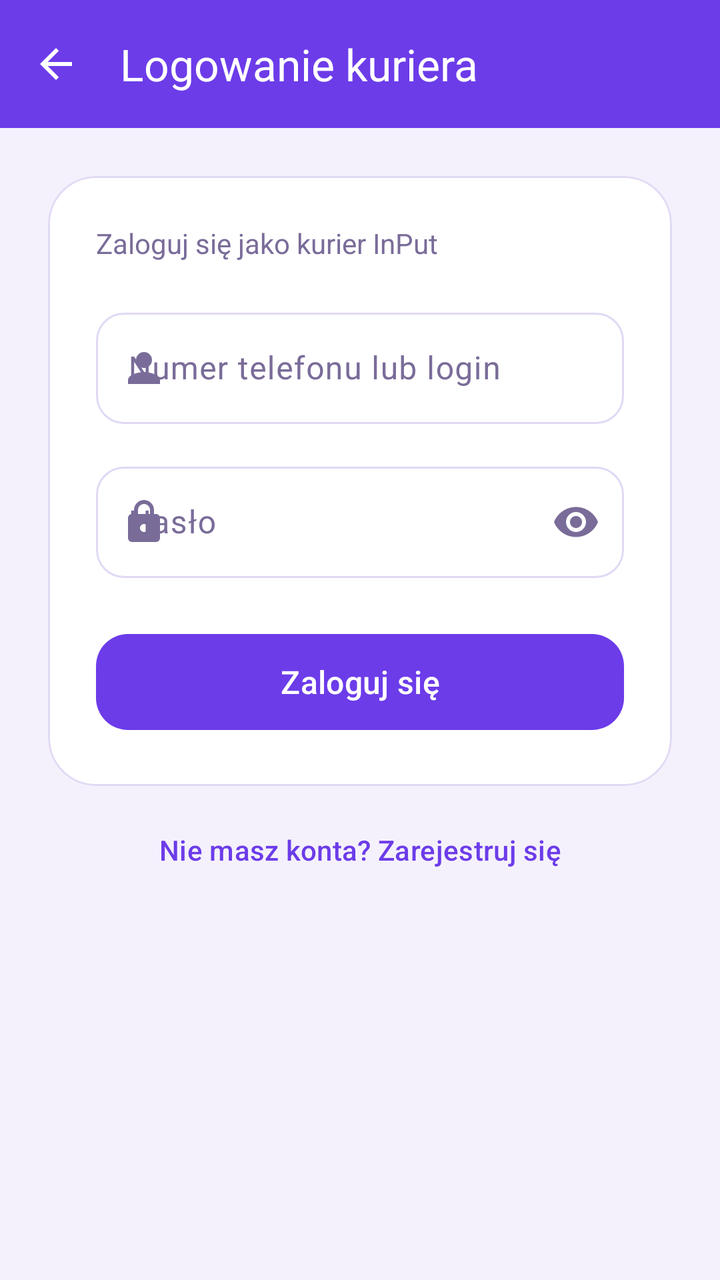
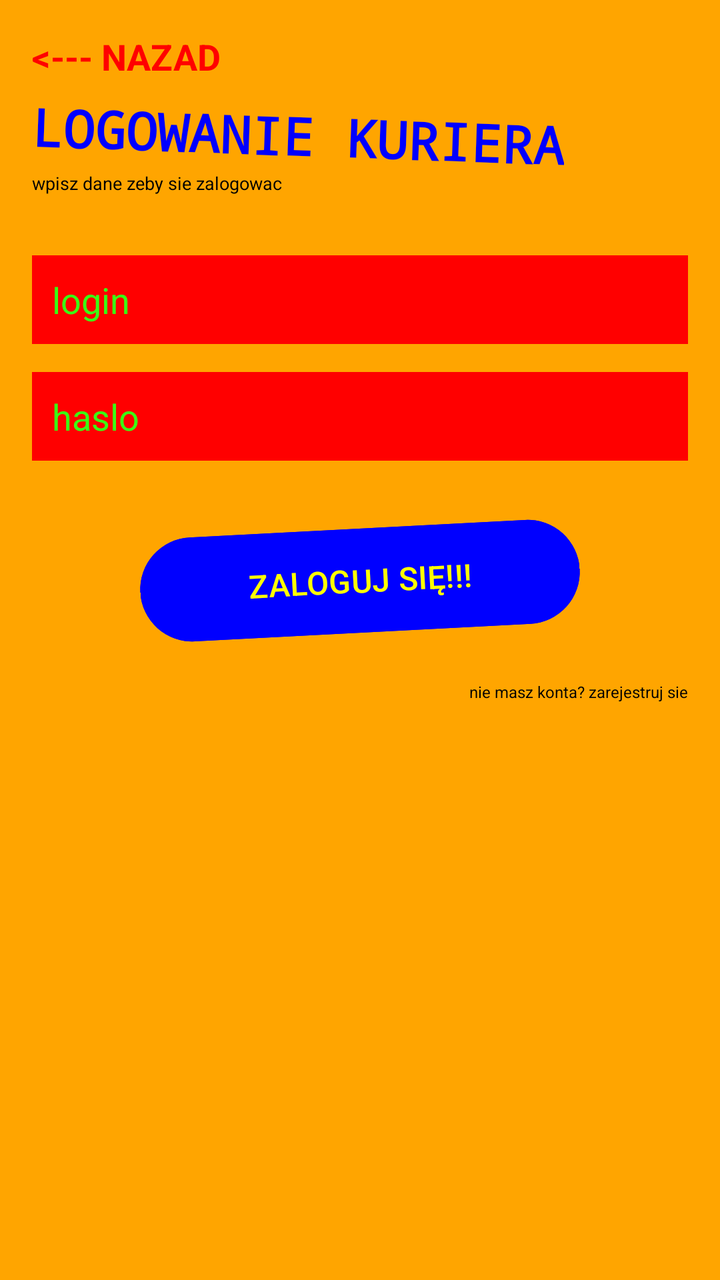

Compare the two renders of this Android layout. The source of the first and the diff that turns it into the second are given below.
<!-- AndroidManifest.xml: application theme Theme.DemoEmptyActivity -->
<!-- res/layout/activity_login_courier.xml -->
<?xml version="1.0" encoding="utf-8"?>
<LinearLayout xmlns:android="http://schemas.android.com/apk/res/android"
        xmlns:app="http://schemas.android.com/apk/res-auto"
        xmlns:tools="http://schemas.android.com/tools"
        android:id="@+id/main"
        android:layout_width="match_parent"
        android:layout_height="match_parent"
        android:orientation="vertical"
        android:background="@color/purple_background"
        tools:context=".LoginCourierActivity">

    <com.google.android.material.appbar.MaterialToolbar
            android:id="@+id/toolbar"
            android:layout_width="match_parent"
            android:layout_height="?attr/actionBarSize"
            android:background="@color/purple_primary"
            app:title="Logowanie kuriera"
            app:titleTextColor="@color/white"
            app:navigationIcon="@drawable/ic_arrow_back"
            app:navigationIconTint="@color/white" />

    <androidx.core.widget.NestedScrollView
            android:layout_width="match_parent"
            android:layout_height="match_parent">

        <LinearLayout
                android:layout_width="match_parent"
                android:layout_height="wrap_content"
                android:orientation="vertical"
                android:padding="24dp">

            <com.google.android.material.card.MaterialCardView
                    android:layout_width="match_parent"
                    android:layout_height="wrap_content"
                    app:cardCornerRadius="24dp"
                    app:cardElevation="0dp"
                    app:strokeWidth="1dp"
                    app:strokeColor="@color/outline"
                    app:cardBackgroundColor="@color/surface">

                <LinearLayout
                        android:layout_width="match_parent"
                        android:layout_height="wrap_content"
                        android:orientation="vertical"
                        android:padding="24dp">

                    <TextView
                            android:layout_width="wrap_content"
                            android:layout_height="wrap_content"
                            android:text="Zaloguj się jako kurier InPut"
                            android:textSize="14sp"
                            android:textColor="@color/text_muted"
                            android:layout_marginBottom="20dp" />

                    <com.google.android.material.textfield.TextInputLayout
                            android:id="@+id/tilLogin"
                            style="@style/Widget.Material3.TextInputLayout.OutlinedBox"
                            android:layout_width="match_parent"
                            android:layout_height="wrap_content"
                            android:hint="Numer telefonu lub login"
                            app:startIconDrawable="@drawable/ic_person"
                            app:boxCornerRadiusTopStart="14dp"
                            app:boxCornerRadiusTopEnd="14dp"
                            app:boxCornerRadiusBottomStart="14dp"
                            app:boxCornerRadiusBottomEnd="14dp"
                            android:layout_marginBottom="16dp">

                        <com.google.android.material.textfield.TextInputEditText
                                android:id="@+id/etLogin"
                                android:layout_width="match_parent"
                                android:layout_height="wrap_content"
                                android:inputType="text" />
                    </com.google.android.material.textfield.TextInputLayout>

                    <com.google.android.material.textfield.TextInputLayout
                            android:id="@+id/tilPassword"
                            style="@style/Widget.Material3.TextInputLayout.OutlinedBox"
                            android:layout_width="match_parent"
                            android:layout_height="wrap_content"
                            android:hint="Hasło"
                            app:startIconDrawable="@drawable/ic_lock"
                            app:endIconMode="password_toggle"
                            app:boxCornerRadiusTopStart="14dp"
                            app:boxCornerRadiusTopEnd="14dp"
                            app:boxCornerRadiusBottomStart="14dp"
                            app:boxCornerRadiusBottomEnd="14dp"
                            android:layout_marginBottom="24dp">

                        <com.google.android.material.textfield.TextInputEditText
                                android:id="@+id/etPassword"
                                android:layout_width="match_parent"
                                android:layout_height="wrap_content"
                                android:inputType="textPassword" />
                    </com.google.android.material.textfield.TextInputLayout>

                    <com.google.android.material.button.MaterialButton
                            android:id="@+id/btnSubmit"
                            android:layout_width="match_parent"
                            android:layout_height="56dp"
                            android:text="Zaloguj się"
                            android:textSize="16sp"
                            android:textAllCaps="false"
                            app:cornerRadius="16dp" />

                </LinearLayout>
            </com.google.android.material.card.MaterialCardView>

            <com.google.android.material.button.MaterialButton
                    android:id="@+id/tvGoRegister"
                    style="@style/Widget.Material3.Button.TextButton"
                    android:layout_width="match_parent"
                    android:layout_height="wrap_content"
                    android:layout_marginTop="8dp"
                    android:text="Nie masz konta? Zarejestruj się"
                    android:textColor="@color/purple_primary"
                    android:textAllCaps="false" />

        </LinearLayout>
    </androidx.core.widget.NestedScrollView>

</LinearLayout>
<!-- resources referenced by this layout -->
<resources>
  <color name="outline">#E1D9F5</color>
  <color name="purple_background">#F5F1FC</color>
  <color name="purple_primary">#6C3CE9</color>
  <color name="surface">#FFFFFF</color>
  <color name="text_muted">#7A6C99</color>
  <color name="white">#FFFFFFFF</color>
  <!-- drawable ic_arrow_back (drawable) -->
  <vector xmlns:android="http://schemas.android.com/apk/res/android"
      android:width="24dp"
      android:height="24dp"
      android:viewportWidth="24"
      android:viewportHeight="24"
      android:tint="#FFFFFF">
      <path
          android:fillColor="#FF000000"
          android:pathData="M20,11H7.83l5.59,-5.59L12,4l-8,8 8,8 1.41,-1.41L7.83,13H20v-2z"/>
  </vector>
  <!-- drawable ic_lock (drawable) -->
  <vector xmlns:android="http://schemas.android.com/apk/res/android"
      android:width="24dp"
      android:height="24dp"
      android:viewportWidth="24"
      android:viewportHeight="24">
      <path
          android:fillColor="#FF000000"
          android:pathData="M18,8h-1L17,6c0,-2.76 -2.24,-5 -5,-5S7,3.24 7,6v2L6,8c-1.1,0 -2,0.9 -2,2v10c0,1.1 0.9,2 2,2h12c1.1,0 2,-0.9 2,-2L20,10c0,-1.1 -0.9,-2 -2,-2zM9,6c0,-1.66 1.34,-3 3,-3s3,1.34 3,3v2L9,8L9,6zM12,17c-1.1,0 -2,-0.9 -2,-2s0.9,-2 2,-2 2,0.9 2,2 -0.9,2 -2,2z"/>
  </vector>
  <!-- drawable ic_person (drawable) -->
  <vector xmlns:android="http://schemas.android.com/apk/res/android"
      android:width="24dp"
      android:height="24dp"
      android:viewportWidth="24"
      android:viewportHeight="24">
      <path
          android:fillColor="#FF000000"
          android:pathData="M12,12c2.21,0 4,-1.79 4,-4s-1.79,-4 -4,-4 -4,1.79 -4,4 1.79,4 4,4zM12,14c-2.67,0 -8,1.34 -8,4v2h16v-2c0,-2.66 -5.33,-4 -8,-4z"/>
  </vector>
  <style name="Theme.DemoEmptyActivity" parent="Base.Theme.DemoEmptyActivity" />
  <style name="Base.Theme.DemoEmptyActivity" parent="Theme.Material3.DayNight.NoActionBar">
          <item name="colorPrimary">@color/purple_primary</item>
          <item name="colorPrimaryDark">@color/purple_primary_dark</item>
          <item name="colorOnPrimary">@color/white</item>
          <item name="colorPrimaryContainer">@color/purple_container</item>
          <item name="colorOnPrimaryContainer">@color/text_dark</item>
          <item name="colorSecondary">@color/purple_primary</item>
          <item name="colorSurface">@color/surface</item>
          <item name="colorOnSurface">@color/text_dark</item>
          <item name="colorOnSurfaceVariant">@color/text_muted</item>
          <item name="colorOutline">@color/outline</item>
          <item name="android:windowBackground">@color/purple_background</item>
      </style>
  <color name="purple_primary_dark">#4B2AAE</color>
  <color name="purple_container">#EDE4FB</color>
  <color name="text_dark">#241442</color>
</resources>

<!-- the commit's change to res/layout/activity_login_courier.xml (unified diff, before → after) -->
@@ -1,121 +1,91 @@
 <?xml version="1.0" encoding="utf-8"?>
 <LinearLayout xmlns:android="http://schemas.android.com/apk/res/android"
-        xmlns:app="http://schemas.android.com/apk/res-auto"
         xmlns:tools="http://schemas.android.com/tools"
         android:id="@+id/main"
         android:layout_width="match_parent"
         android:layout_height="match_parent"
         android:orientation="vertical"
-        android:background="@color/purple_background"
+        android:padding="16dp"
+        android:background="@color/orange"
         tools:context=".LoginCourierActivity">
 
-    <com.google.android.material.appbar.MaterialToolbar
-            android:id="@+id/toolbar"
+    <TextView
+            android:id="@+id/btnBack"
+            android:layout_width="wrap_content"
+            android:layout_height="wrap_content"
+            android:text="&lt;--- NAZAD"
+            android:textColor="@color/bright_red"
+            android:textSize="18sp"
+            android:textStyle="bold"
+            android:clickable="true"
+            android:focusable="true" />
+
+    <TextView
+            android:id="@+id/tvTitle"
+            android:layout_width="wrap_content"
+            android:layout_height="wrap_content"
+            android:text="LOGOWANIE KURIERA"
+            android:textSize="26sp"
+            android:textStyle="bold"
+            android:fontFamily="monospace"
+            android:textColor="@color/bright_blue"
+            android:rotation="2"
+            android:layout_marginTop="10dp" />
+
+    <TextView
+            android:id="@+id/tvSubtitle"
+            android:layout_width="wrap_content"
+            android:layout_height="wrap_content"
+            android:text="wpisz dane zeby sie zalogowac"
+            android:textSize="9sp"
+            android:textColor="@color/black"
+            android:layout_marginBottom="30dp" />
+
+    <EditText
+            android:id="@+id/etLogin"
             android:layout_width="match_parent"
-            android:layout_height="?attr/actionBarSize"
-            android:background="@color/purple_primary"
-            app:title="Logowanie kuriera"
-            app:titleTextColor="@color/white"
-            app:navigationIcon="@drawable/ic_arrow_back"
-            app:navigationIconTint="@color/white" />
+            android:layout_height="wrap_content"
+            android:hint="login"
+            android:inputType="text"
+            android:textColor="@color/neon_green"
+            android:textColorHint="@color/neon_green"
+            android:background="@color/bright_red"
+            android:padding="10dp"
+            android:layout_marginBottom="14dp" />
 
-    <androidx.core.widget.NestedScrollView
+    <EditText
+            android:id="@+id/etPassword"
             android:layout_width="match_parent"
-            android:layout_height="match_parent">
+            android:layout_height="wrap_content"
+            android:hint="haslo"
+            android:inputType="textPassword"
+            android:textColor="@color/neon_green"
+            android:textColorHint="@color/neon_green"
+            android:background="@color/bright_red"
+            android:padding="10dp"
+            android:layout_marginBottom="30dp" />
 
-        <LinearLayout
-                android:layout_width="match_parent"
-                android:layout_height="wrap_content"
-                android:orientation="vertical"
-                android:padding="24dp">
+    <Button
+            android:id="@+id/btnSubmit"
+            android:layout_width="220dp"
+            android:layout_height="60dp"
+            android:layout_gravity="center"
+            android:text="ZALOGUJ SIĘ!!!"
+            android:textSize="16sp"
+            android:textColor="@color/bright_yellow"
+            android:backgroundTint="@color/bright_blue"
+            android:rotation="-3"
+            android:layout_marginBottom="20dp" />
 
-            <com.google.android.material.card.MaterialCardView
-                    android:layout_width="match_parent"
-                    android:layout_height="wrap_content"
-                    app:cardCornerRadius="24dp"
-                    app:cardElevation="0dp"
-                    app:strokeWidth="1dp"
-                    app:strokeColor="@color/outline"
-                    app:cardBackgroundColor="@color/surface">
-
-                <LinearLayout
-                        android:layout_width="match_parent"
-                        android:layout_height="wrap_content"
-                        android:orientation="vertical"
-                        android:padding="24dp">
-
-                    <TextView
-                            android:layout_width="wrap_content"
-                            android:layout_height="wrap_content"
-                            android:text="Zaloguj się jako kurier InPut"
-                            android:textSize="14sp"
-                            android:textColor="@color/text_muted"
-                            android:layout_marginBottom="20dp" />
-
-                    <com.google.android.material.textfield.TextInputLayout
-                            android:id="@+id/tilLogin"
-                            style="@style/Widget.Material3.TextInputLayout.OutlinedBox"
-                            android:layout_width="match_parent"
-                            android:layout_height="wrap_content"
-                            android:hint="Numer telefonu lub login"
-                            app:startIconDrawable="@drawable/ic_person"
-                            app:boxCornerRadiusTopStart="14dp"
-                            app:boxCornerRadiusTopEnd="14dp"
-                            app:boxCornerRadiusBottomStart="14dp"
-                            app:boxCornerRadiusBottomEnd="14dp"
-                            android:layout_marginBottom="16dp">
-
-                        <com.google.android.material.textfield.TextInputEditText
-                                android:id="@+id/etLogin"
-                                android:layout_width="match_parent"
-                                android:layout_height="wrap_content"
-                                android:inputType="text" />
-                    </com.google.android.material.textfield.TextInputLayout>
-
-                    <com.google.android.material.textfield.TextInputLayout
-                            android:id="@+id/tilPassword"
-                            style="@style/Widget.Material3.TextInputLayout.OutlinedBox"
-                            android:layout_width="match_parent"
-                            android:layout_height="wrap_content"
-                            android:hint="Hasło"
-                            app:startIconDrawable="@drawable/ic_lock"
-                            app:endIconMode="password_toggle"
-                            app:boxCornerRadiusTopStart="14dp"
-                            app:boxCornerRadiusTopEnd="14dp"
-                            app:boxCornerRadiusBottomStart="14dp"
-                            app:boxCornerRadiusBottomEnd="14dp"
-                            android:layout_marginBottom="24dp">
-
-                        <com.google.android.material.textfield.TextInputEditText
-                                android:id="@+id/etPassword"
-                                android:layout_width="match_parent"
-                                android:layout_height="wrap_content"
-                                android:inputType="textPassword" />
-                    </com.google.android.material.textfield.TextInputLayout>
-
-                    <com.google.android.material.button.MaterialButton
-                            android:id="@+id/btnSubmit"
-                            android:layout_width="match_parent"
-                            android:layout_height="56dp"
-                            android:text="Zaloguj się"
-                            android:textSize="16sp"
-                            android:textAllCaps="false"
-                            app:cornerRadius="16dp" />
-
-                </LinearLayout>
-            </com.google.android.material.card.MaterialCardView>
-
-            <com.google.android.material.button.MaterialButton
-                    android:id="@+id/tvGoRegister"
-                    style="@style/Widget.Material3.Button.TextButton"
-                    android:layout_width="match_parent"
-                    android:layout_height="wrap_content"
-                    android:layout_marginTop="8dp"
-                    android:text="Nie masz konta? Zarejestruj się"
-                    android:textColor="@color/purple_primary"
-                    android:textAllCaps="false" />
-
-        </LinearLayout>
-    </androidx.core.widget.NestedScrollView>
+    <TextView
+            android:id="@+id/tvGoRegister"
+            android:layout_width="wrap_content"
+            android:layout_height="wrap_content"
+            android:layout_gravity="end"
+            android:text="nie masz konta? zarejestruj sie"
+            android:textColor="@color/black"
+            android:textSize="8sp"
+            android:clickable="true"
+            android:focusable="true" />
 
 </LinearLayout>
<!-- resource entries referenced after the edit -->
@@ -1,58 +1,15 @@
 <!-- resources referenced by this layout -->
 <resources>
-  <color name="outline">#E1D9F5</color>
-  <color name="purple_background">#F5F1FC</color>
-  <color name="purple_primary">#6C3CE9</color>
-  <color name="surface">#FFFFFF</color>
-  <color name="text_muted">#7A6C99</color>
-  <color name="white">#FFFFFFFF</color>
-  <!-- drawable ic_arrow_back (drawable) -->
-  <vector xmlns:android="http://schemas.android.com/apk/res/android"
-      android:width="24dp"
-      android:height="24dp"
-      android:viewportWidth="24"
-      android:viewportHeight="24"
-      android:tint="#FFFFFF">
-      <path
-          android:fillColor="#FF000000"
-          android:pathData="M20,11H7.83l5.59,-5.59L12,4l-8,8 8,8 1.41,-1.41L7.83,13H20v-2z"/>
-  </vector>
-  <!-- drawable ic_lock (drawable) -->
-  <vector xmlns:android="http://schemas.android.com/apk/res/android"
-      android:width="24dp"
-      android:height="24dp"
-      android:viewportWidth="24"
-      android:viewportHeight="24">
-      <path
-          android:fillColor="#FF000000"
-          android:pathData="M18,8h-1L17,6c0,-2.76 -2.24,-5 -5,-5S7,3.24 7,6v2L6,8c-1.1,0 -2,0.9 -2,2v10c0,1.1 0.9,2 2,2h12c1.1,0 2,-0.9 2,-2L20,10c0,-1.1 -0.9,-2 -2,-2zM9,6c0,-1.66 1.34,-3 3,-3s3,1.34 3,3v2L9,8L9,6zM12,17c-1.1,0 -2,-0.9 -2,-2s0.9,-2 2,-2 2,0.9 2,2 -0.9,2 -2,2z"/>
-  </vector>
-  <!-- drawable ic_person (drawable) -->
-  <vector xmlns:android="http://schemas.android.com/apk/res/android"
-      android:width="24dp"
-      android:height="24dp"
-      android:viewportWidth="24"
-      android:viewportHeight="24">
-      <path
-          android:fillColor="#FF000000"
-          android:pathData="M12,12c2.21,0 4,-1.79 4,-4s-1.79,-4 -4,-4 -4,1.79 -4,4 1.79,4 4,4zM12,14c-2.67,0 -8,1.34 -8,4v2h16v-2c0,-2.66 -5.33,-4 -8,-4z"/>
-  </vector>
+  <color name="black">#FF000000</color>
+  <color name="bright_blue">#0000FF</color>
+  <color name="bright_red">#FF0000</color>
+  <color name="bright_yellow">#FFFF00</color>
+  <color name="neon_green">#39FF14</color>
+  <color name="orange">#FFA500</color>
   <style name="Theme.DemoEmptyActivity" parent="Base.Theme.DemoEmptyActivity" />
   <style name="Base.Theme.DemoEmptyActivity" parent="Theme.Material3.DayNight.NoActionBar">
-          <item name="colorPrimary">@color/purple_primary</item>
-          <item name="colorPrimaryDark">@color/purple_primary_dark</item>
-          <item name="colorOnPrimary">@color/white</item>
-          <item name="colorPrimaryContainer">@color/purple_container</item>
-          <item name="colorOnPrimaryContainer">@color/text_dark</item>
-          <item name="colorSecondary">@color/purple_primary</item>
-          <item name="colorSurface">@color/surface</item>
-          <item name="colorOnSurface">@color/text_dark</item>
-          <item name="colorOnSurfaceVariant">@color/text_muted</item>
-          <item name="colorOutline">@color/outline</item>
-          <item name="android:windowBackground">@color/purple_background</item>
+          <item name="colorPrimary">@color/bright_red</item>
+          <item name="android:windowBackground">@color/neon_green</item>
       </style>
-  <color name="purple_primary_dark">#4B2AAE</color>
-  <color name="purple_container">#EDE4FB</color>
-  <color name="text_dark">#241442</color>
 </resources>
 
